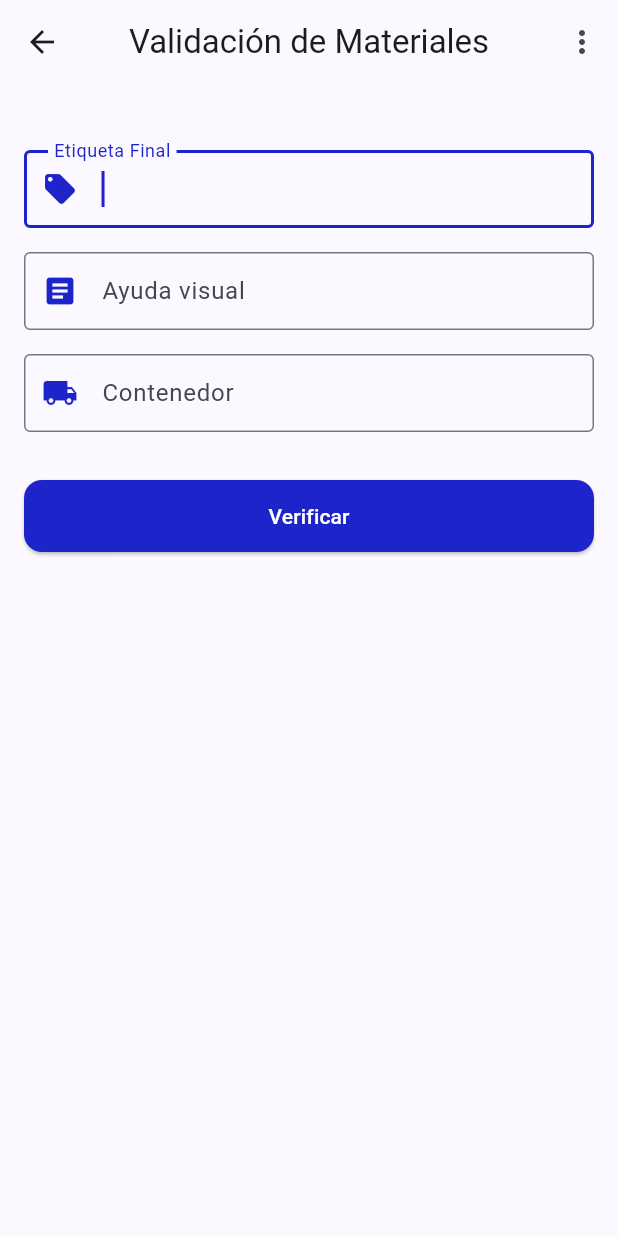
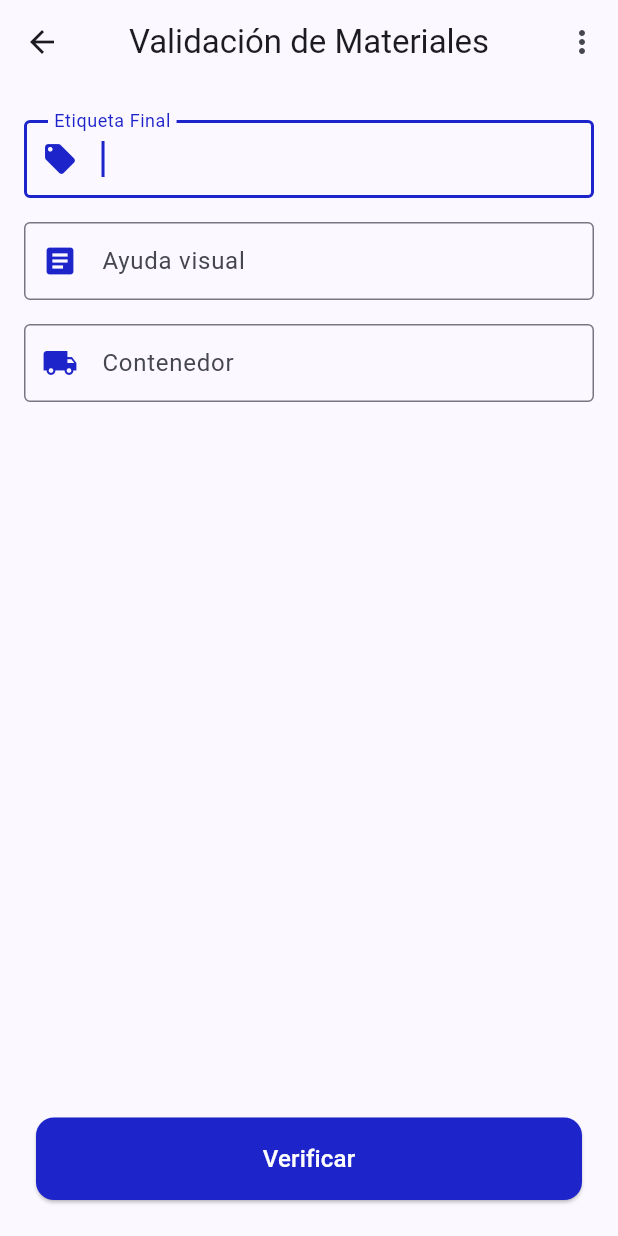
Before and after one commit to devadriancr/vira, a Flutter app: the MaterialValidationView screen opened directly, on a phone screen of 412 x 824 dp. Run offline on Flutter 3.47's test engine with Material 3 defaults, Android fonts, the phone set to English and light mode, and no system bars; our stand-ins replace device_info_plus, flutter_secure_storage, geolocator, permission_handler; missing offline and left inert: network_info_plus; accounts and stored records are empty; network calls fail.

Commit message:
No se que es pero jala

```diff
--- a/lib/models/auth_response.dart
+++ b/lib/models/auth_response.dart
@@ -1,33 +1,19 @@
 import 'user.dart';
-import 'work_center.dart';
 
 class AuthResponse {
   final User user;
   final String token;
-  final List<WorkCenter> workCenters;
 
-  AuthResponse({
-    required this.user,
-    required this.token,
-    required this.workCenters,
-  });
+  AuthResponse({required this.user, required this.token});
 
   factory AuthResponse.fromJson(Map<String, dynamic> json) {
     return AuthResponse(
       user: User.fromJson(json['user']),
       token: json['token'],
-      workCenters:
-          (json['work_centers'] as List)
-              .map((item) => WorkCenter.fromJson(item))
-              .toList(),
     );
   }
 
   Map<String, dynamic> toJson() {
-    return {
-      'user': user.toJson(),
-      'token': token,
-      'work_centers': workCenters.map((wc) => wc.toJson()).toList(),
-    };
+    return {'user': user.toJson(), 'token': token};
   }
 }
--- a/lib/models/models.dart
+++ b/lib/models/models.dart
@@ -1,4 +1,4 @@
 export 'user.dart';
+export 'line.dart';
 export 'work_center.dart';
-export 'line.dart';
 export 'auth_response.dart';
--- a/lib/models/user.dart
+++ b/lib/models/user.dart
@@ -1,22 +1,48 @@
+import 'work_center.dart';
+
 class User {
   final int id;
   final String name;
   final String email;
-  final String? profilePhotoUrl;
+  final String? nickname;
+  final DateTime? createdAt;
+  final List<WorkCenter>? workCenters;
 
   User({
     required this.id,
     required this.name,
     required this.email,
-    this.profilePhotoUrl,
+    this.nickname,
+    this.createdAt,
+    this.workCenters,
   });
 
   factory User.fromJson(Map<String, dynamic> json) {
+    DateTime? createdAt;
+
+    if (json['created_at'] != null) {
+      if (json['created_at'] is String) {
+        createdAt = DateTime.parse(json['created_at']);
+      } else if (json['created_at'] is DateTime) {
+        createdAt = json['created_at'];
+      }
+    }
+
+    List<WorkCenter>? workCentersList;
+    if (json['work_centers'] != null) {
+      workCentersList =
+          (json['work_centers'] as List)
+              .map((center) => WorkCenter.fromJson(center))
+              .toList();
+    }
+
     return User(
       id: json['id'],
       name: json['name'],
       email: json['email'],
-      profilePhotoUrl: json['profile_photo_url'],
+      nickname: json['nickname'],
+      createdAt: createdAt,
+      workCenters: workCentersList,
     );
   }
 
@@ -25,7 +51,9 @@ class User {
       'id': id,
       'name': name,
       'email': email,
-      'profile_photo_url': profilePhotoUrl,
+      'nickname': nickname,
+      'created_at': createdAt?.toIso8601String(),
+      'work_centers': workCenters?.map((center) => center.toJson()).toList(),
     };
   }
 }
--- a/lib/models/work_center.dart
+++ b/lib/models/work_center.dart
@@ -2,36 +2,20 @@ import 'line.dart';
 
 class WorkCenter {
   final int id;
-  final String number;
   final String name;
-  final String? ip;
   final Line? line;
 
-  WorkCenter({
-    required this.id,
-    required this.number,
-    required this.name,
-    this.ip,
-    this.line,
-  });
+  WorkCenter({required this.id, required this.name, this.line});
 
   factory WorkCenter.fromJson(Map<String, dynamic> json) {
     return WorkCenter(
       id: json['id'],
-      number: json['number'],
       name: json['name'],
-      ip: json['ip'],
       line: json['line'] != null ? Line.fromJson(json['line']) : null,
     );
   }
 
   Map<String, dynamic> toJson() {
-    return {
-      'id': id,
-      'number': number,
-      'name': name,
-      'ip': ip,
-      'line': line?.toJson(),
-    };
+    return {'id': id, 'name': name, 'line': line?.toJson()};
   }
 }
--- a/lib/views/material_validation_view.dart
+++ b/lib/views/material_validation_view.dart
@@ -23,17 +23,15 @@ class _MaterialValidationViewState extends State<MaterialValidationView> {
   final FocusNode _containerFocus = FocusNode();
 
   bool _isSubmitting = false;
+  bool _firstBuild = true;
 
   @override
   void initState() {
     super.initState();
     WidgetsBinding.instance.addPostFrameCallback((_) {
-      if (mounted) {
-        Future.delayed(const Duration(milliseconds: 100), () {
-          if (mounted) {
+      if (mounted && _firstBuild) {
         _finalLabelFocus.requestFocus();
-          }
-        });
+        _firstBuild = false;
       }
     });
   }
@@ -253,23 +251,21 @@ class _MaterialValidationViewState extends State<MaterialValidationView> {
         ],
       ),
       body: SafeArea(
-        child: SingleChildScrollView(
-          // Permite desplazamiento
-          padding: EdgeInsets.symmetric(
-            horizontal: 16,
-            vertical: isSmallScreen ? 8 : 24, // Padding vertical adaptable
-          ),
-          child: ConstrainedBox(
-            constraints: BoxConstraints(
-              minHeight: screenHeight - MediaQuery.of(context).padding.vertical,
-            ),
+        child: Padding(
+          padding: const EdgeInsets.symmetric(horizontal: 16.0),
           child: Form(
             key: _formKey,
             child: Column(
-                mainAxisSize: MainAxisSize.min,
-                crossAxisAlignment: CrossAxisAlignment.stretch,
               children: [
-                  if (!isSmallScreen) const SizedBox(height: 20),
+                // Campos del formulario
+                Expanded(
+                  child: SingleChildScrollView(
+                    padding: EdgeInsets.only(
+                      top: isSmallScreen ? 8 : 24,
+                      bottom: 16,
+                    ),
+                    child: Column(
+                      children: [
                         TextFormField(
                           controller: _finalLabelController,
                           focusNode: _finalLabelFocus,
@@ -283,13 +279,16 @@ class _MaterialValidationViewState extends State<MaterialValidationView> {
                             border: const OutlineInputBorder(),
                             contentPadding: const EdgeInsets.symmetric(
                               horizontal: 16,
-                        vertical: 14, // Reducción vertical
+                              vertical: 14,
                             ),
                           ),
                           validator: _validateFinalLabel,
                           textInputAction: TextInputAction.next,
                           onFieldSubmitted: (_) {
-                      _fieldFocusChange(_finalLabelFocus, _visualAidFocus);
+                            _fieldFocusChange(
+                              _finalLabelFocus,
+                              _visualAidFocus,
+                            );
                           },
                         ),
                         SizedBox(height: isSmallScreen ? 12 : 16),
@@ -340,15 +339,29 @@ class _MaterialValidationViewState extends State<MaterialValidationView> {
                             }
                           },
                         ),
-                  SizedBox(height: isSmallScreen ? 24 : 32),
-                  ElevatedButton(
+                      ],
+                    ),
+                  ),
+                ),
+
+                // Botón fijo en la parte inferior
+                Container(
+                  padding: EdgeInsets.only(
+                    bottom:
+                        MediaQuery.of(context).viewInsets.bottom > 0
+                            ? 16 // Mantenemos un padding mínimo cuando el teclado está visible
+                            : 24, // Más espacio cuando no hay teclado
+                    top: 16,
+                    left: 8,
+                    right: 8,
+                  ),
+                  width: double.infinity,
+                  child: ElevatedButton(
                     onPressed: _isSubmitting ? null : _validateAndSubmit,
                     style: ElevatedButton.styleFrom(
                       backgroundColor: Theme.of(context).colorScheme.primary,
                       foregroundColor: Colors.white,
-                      padding: const EdgeInsets.symmetric(
-                        vertical: 14,
-                      ), // Reducción vertical
+                      padding: const EdgeInsets.symmetric(vertical: 16),
                       shape: RoundedRectangleBorder(
                         borderRadius: BorderRadius.circular(12),
                       ),
@@ -356,8 +369,8 @@ class _MaterialValidationViewState extends State<MaterialValidationView> {
                     child:
                         _isSubmitting
                             ? const SizedBox(
-                              height: 20,
-                              width: 20,
+                              height: 24,
+                              width: 24,
                               child: CircularProgressIndicator(
                                 strokeWidth: 2,
                                 valueColor: AlwaysStoppedAnimation<Color>(
@@ -365,13 +378,13 @@ class _MaterialValidationViewState extends State<MaterialValidationView> {
                                 ),
                               ),
                             )
-                            : const Text('Verificar'),
+                            : const Text(
+                              'Verificar',
+                              style: TextStyle(fontSize: 16),
                             ),
-                  // Espacio adicional en dispositivos pequeños
-                  if (isSmallScreen)
-                    SizedBox(height: MediaQuery.of(context).viewInsets.bottom),
+                  ),
+                ),
               ],
-              ),
             ),
           ),
         ),
```
Also changed, not shown: lib/services/auth_service.dart (+18 -19 lines), lib/views/login_view.dart (+22 -36 lines), lib/views/validation_history_view.dart (+26 -6 lines). Lines whose indentation alone changed are shown as unchanged.
